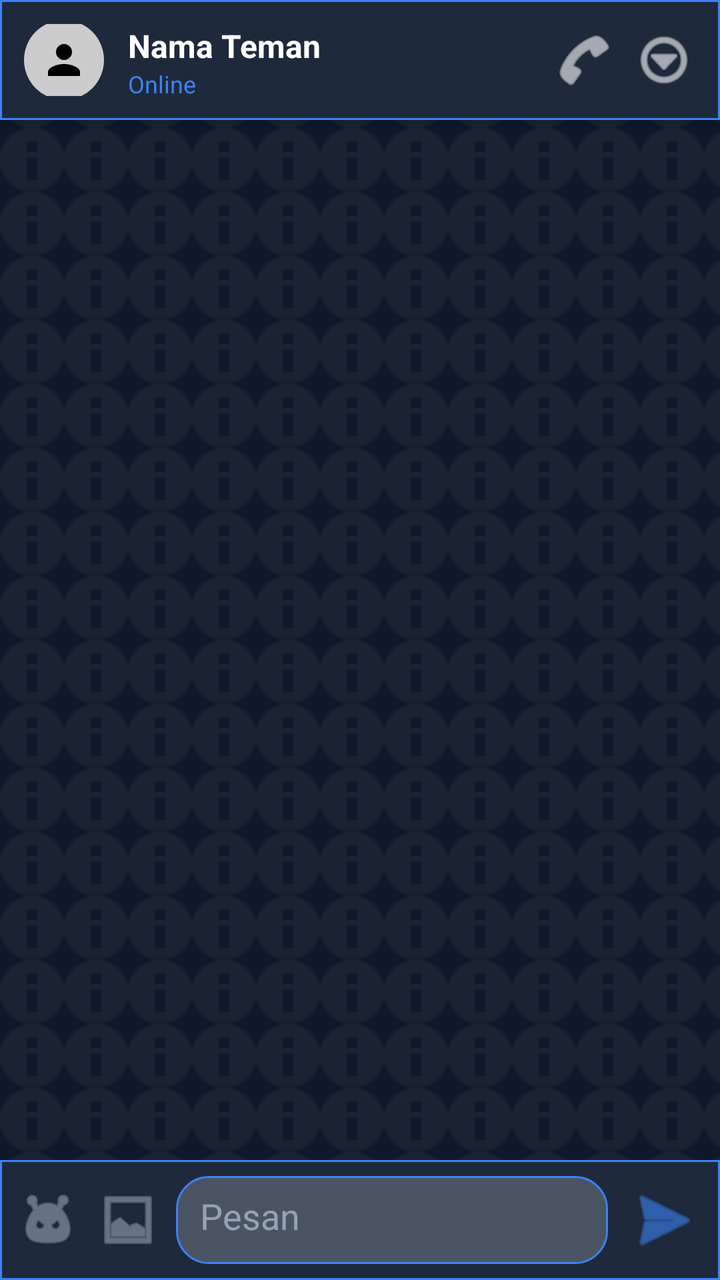
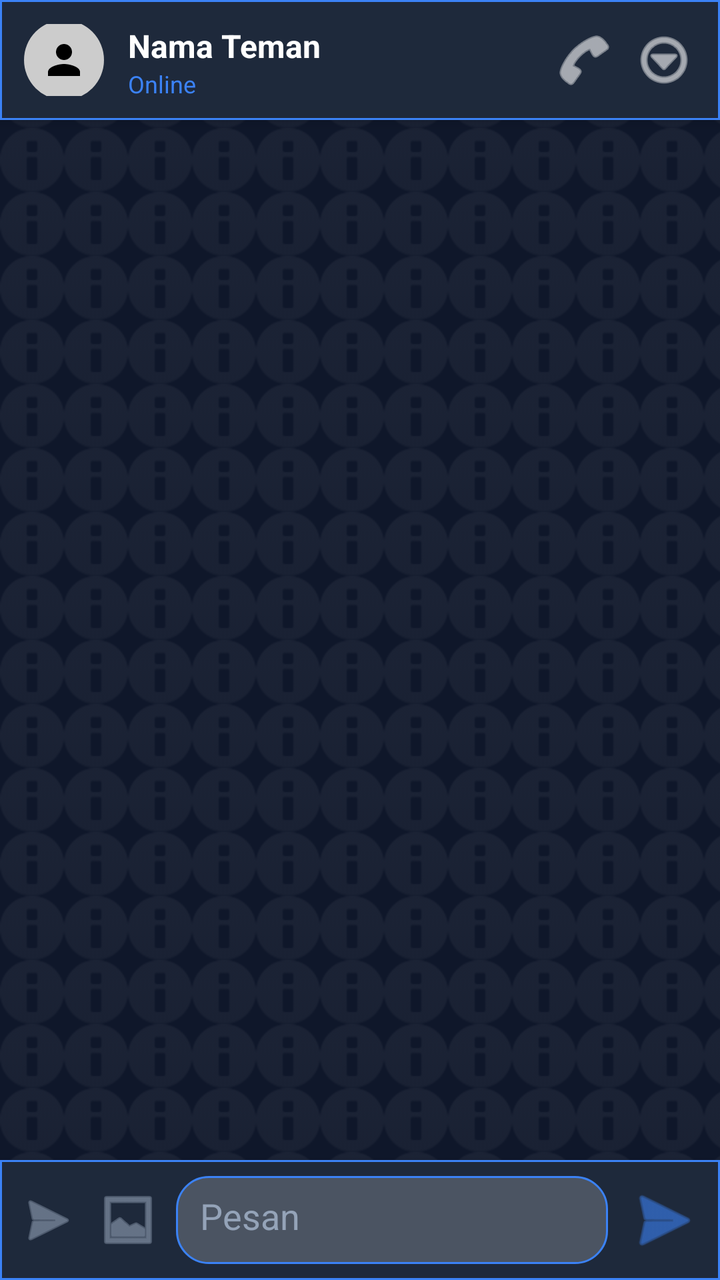

Two renders of the same Android screen: before a commit and after it. Below are the layout's source before the change and the commit's diff.
<!-- AndroidManifest.xml: application theme Theme.Material3.DayNight.NoActionBar -->
<!-- res/layout/activity_chat_room.xml -->
<?xml version="1.0" encoding="utf-8"?>
<androidx.constraintlayout.widget.ConstraintLayout xmlns:android="http://schemas.android.com/apk/res/android"
    xmlns:app="http://schemas.android.com/apk/res-auto"
    android:layout_width="match_parent"
    android:layout_height="match_parent"
    android:background="@drawable/bg_chat_pattern">

    
    <LinearLayout
        android:id="@+id/headerChat"
        android:layout_width="match_parent"
        android:layout_height="60dp"
        android:background="@drawable/bg_glass_top"
        android:elevation="4dp"
        android:orientation="horizontal"
        android:gravity="center_vertical"
        android:padding="12dp"
        app:layout_constraintTop_toTopOf="parent">

        
        <ImageView
            android:layout_width="40dp"
            android:layout_height="40dp"
            android:src="@drawable/ic_wa_profile"
            android:background="@drawable/bg_avatar_circle"
            android:padding="8dp"
            android:layout_marginEnd="12dp"/>

        
        <LinearLayout
            android:layout_width="0dp"
            android:layout_height="wrap_content"
            android:layout_weight="1"
            android:orientation="vertical">
            <TextView
                android:id="@+id/tvChatName"
                android:layout_width="wrap_content"
                android:layout_height="wrap_content"
                android:text="Nama Teman"
                android:textColor="@color/text_white"
                android:textSize="16sp"
                android:textStyle="bold"/>
            <TextView
                android:id="@+id/tvChatStatus"
                android:layout_width="wrap_content"
                android:layout_height="wrap_content"
                android:text="Online"
                android:textColor="@color/blue_accent"
                android:textSize="12sp"/>
        </LinearLayout>

        
        <ImageView android:layout_width="32dp" android:layout_height="32dp" android:src="@android:drawable/ic_menu_call" app:tint="@color/text_white" android:layout_marginEnd="8dp"/>
        <ImageView android:layout_width="32dp" android:layout_height="32dp" android:src="@android:drawable/ic_menu_more" app:tint="@color/text_white"/>
    </LinearLayout>

    
    <androidx.recyclerview.widget.RecyclerView
        android:id="@+id/rvMessages"
        android:layout_width="match_parent"
        android:layout_height="0dp"
        android:padding="8dp"
        android:clipToPadding="false"
        app:layout_constraintTop_toBottomOf="@id/headerChat"
        app:layout_constraintBottom_toTopOf="@id/bottomInput" />

    
    <ImageView
        android:id="@+id/btnScrollBottom"
        android:layout_width="40dp"
        android:layout_height="40dp"
        android:src="@android:drawable/ic_menu_send"
        android:background="@drawable/bg_glass"
        android:padding="8dp"
        app:tint="@color/blue_accent"
        android:visibility="gone"
        android:layout_margin="16dp"
        app:layout_constraintBottom_toTopOf="@id/bottomInput"
        app:layout_constraintEnd_toEndOf="parent"/>

    
    <LinearLayout
        android:id="@+id/bottomInput"
        android:layout_width="match_parent"
        android:layout_height="60dp"
        android:background="@drawable/bg_glass_top"
        android:elevation="8dp"
        android:orientation="horizontal"
        android:gravity="center_vertical"
        android:padding="8dp"
        app:layout_constraintBottom_toBottomOf="parent">

        <ImageView android:layout_width="32dp" android:layout_height="32dp" android:src="@android:drawable/ic_menu_emoticons" app:tint="@color/text_gray" android:layout_marginEnd="8dp"/>
        <ImageView android:layout_width="32dp" android:layout_height="32dp" android:src="@android:drawable/ic_menu_gallery" app:tint="@color/text_gray" android:layout_marginEnd="8dp"/>

        <EditText
            android:id="@+id/etMessage"
            android:layout_width="0dp"
            android:layout_height="wrap_content"
            android:layout_weight="1"
            android:hint="Pesan"
            android:textColorHint="@color/text_gray"
            android:textColor="@color/text_white"
            android:background="@drawable/bg_glass"
            android:padding="12dp"
            android:maxLines="4"
            android:inputType="textMultiLine"/>

        <ImageView android:id="@+id/btnSend" android:layout_width="40dp" android:layout_height="40dp" android:src="@android:drawable/ic_menu_send" app:tint="@color/blue_accent" android:layout_marginStart="8dp"/>
    </LinearLayout>

</androidx.constraintlayout.widget.ConstraintLayout>
<!-- resources referenced by this layout -->
<resources>
  <color name="blue_accent">#3B82F6</color>
  <color name="text_gray">#94A3B8</color>
  <color name="text_white">#FFFFFF</color>
  <!-- drawable bg_avatar_circle (drawable) -->
  <?xml version="1.0" encoding="utf-8"?>
  <shape xmlns:android="http://schemas.android.com/apk/res/android" android:shape="oval">
      <solid android:color="#CCCCCC" />
  </shape>
  <!-- drawable bg_chat_pattern (drawable) -->
  <?xml version="1.0" encoding="utf-8"?>
  <layer-list xmlns:android="http://schemas.android.com/apk/res/android">
      <item>
          <shape android:shape="rectangle">
              <solid android:color="#0F172A"/>
          </shape>
      </item>
      
      <item>
          <bitmap android:src="@android:drawable/ic_dialog_info" android:tileMode="repeat" android:alpha="0.05"/>
      </item>
  </layer-list>
  <!-- drawable bg_glass (drawable) -->
  <?xml version="1.0" encoding="utf-8"?>
  <shape xmlns:android="http://schemas.android.com/apk/res/android">
      <solid android:color="@color/bg_glass" />
      <stroke android:width="1dp" android:color="@color/blue_accent" />
      <corners android:radius="16dp" />
  </shape>
  <!-- drawable bg_glass_top (drawable) -->
  <?xml version="1.0" encoding="utf-8"?>
  <shape xmlns:android="http://schemas.android.com/apk/res/android">
      <solid android:color="#1E293B" />
      <stroke android:width="1dp" android:color="@color/blue_accent" />
  </shape>
  <!-- drawable ic_wa_profile (drawable) -->
  <vector xmlns:android="http://schemas.android.com/apk/res/android" android:width="24dp" android:height="24dp" android:viewportWidth="24" android:viewportHeight="24">
      <path android:fillColor="#000000" android:pathData="M12,12c2.21,0 4,-1.79 4,-4s-1.79,-4 -4,-4 -4,1.79 -4,4 1.79,4 4,4zM12,14c-2.67,0 -8,1.34 -8,4v2h16v-2c0,-2.66 -5.33,-4 -8,-4z"/>
  </vector>
  <color name="bg_glass">#33FFFFFF</color>
</resources>

<!-- the commit's change to res/layout/activity_chat_room.xml (unified diff, before → after) -->
@@ -90,7 +90,7 @@
         android:padding="8dp"
         app:layout_constraintBottom_toBottomOf="parent">
 
-        <ImageView android:layout_width="32dp" android:layout_height="32dp" android:src="@android:drawable/ic_menu_emoticons" app:tint="@color/text_gray" android:layout_marginEnd="8dp"/>
+        <ImageView android:layout_width="32dp" android:layout_height="32dp" android:src="@android:drawable/ic_menu_send" app:tint="@color/text_gray" android:layout_marginEnd="8dp"/>
         <ImageView android:layout_width="32dp" android:layout_height="32dp" android:src="@android:drawable/ic_menu_gallery" app:tint="@color/text_gray" android:layout_marginEnd="8dp"/>
 
         <EditText
